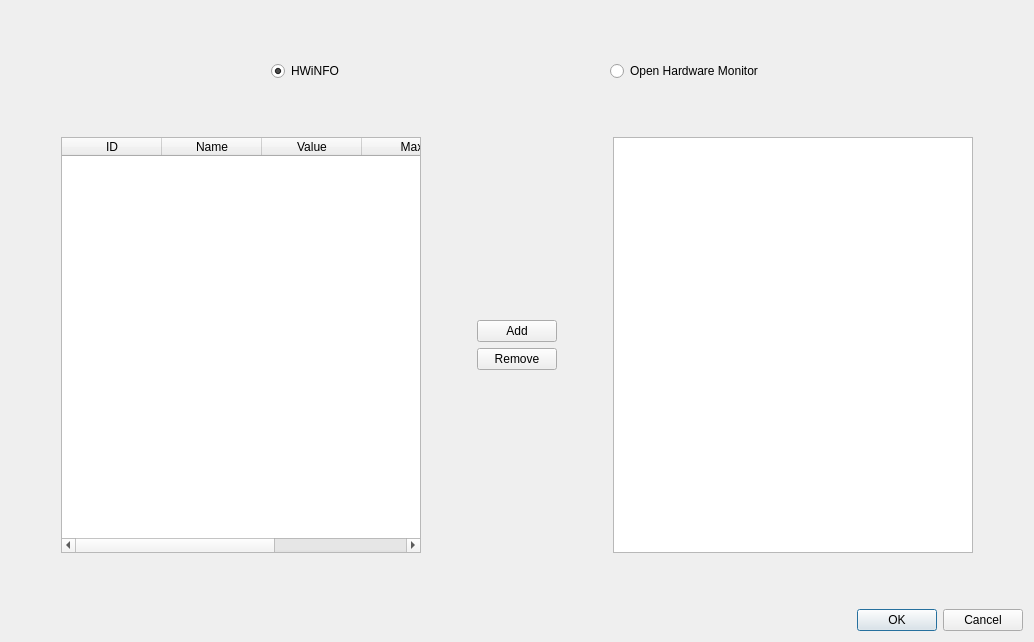
Before: the Qt Designer form Hardware Monitor Applet/GUI/DataDialog.ui in jimmyd-be/Hardware-Monitor-Applet, drawn with Qt 5.
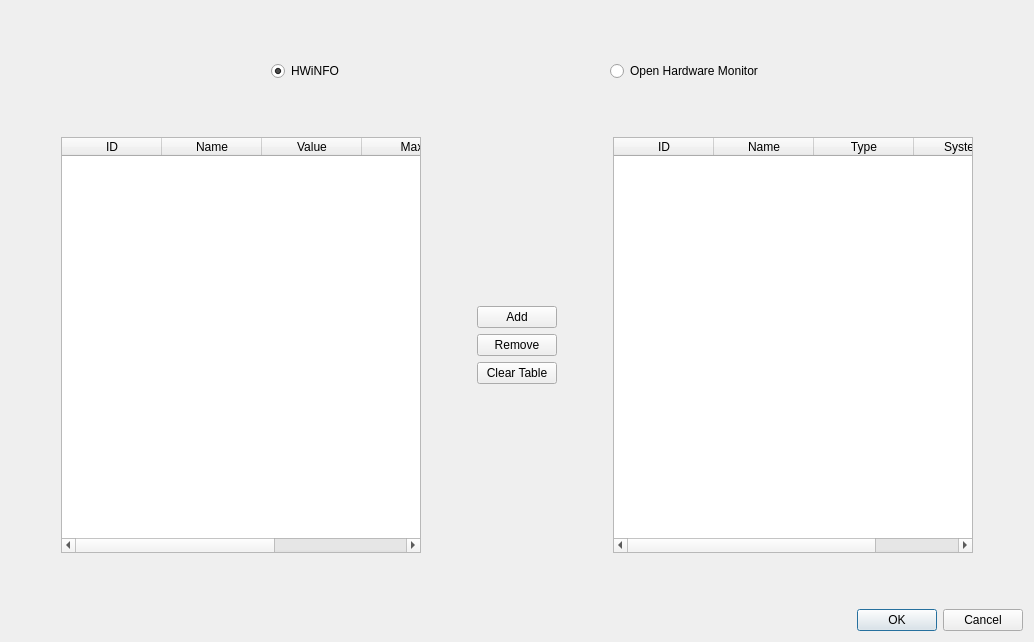
After: the same form once the commit is applied.

Patch:
```diff
--- a/Hardware Monitor Applet/GUI/DataDialog.ui
+++ b/Hardware Monitor Applet/GUI/DataDialog.ui
@@ -204,6 +204,13 @@
          </property>
         </widget>
        </item>
+       <item>
+        <widget class="QPushButton" name="clearTableButton">
+         <property name="text">
+          <string>Clear Table</string>
+         </property>
+        </widget>
+       </item>
        <item>
         <spacer name="verticalSpacer">
          <property name="orientation">
@@ -236,7 +243,40 @@
       </spacer>
      </item>
      <item>
-      <widget class="QTableWidget" name="selectedSensorTable"/>
+      <widget class="QTableWidget" name="selectedSensorTable">
+       <property name="editTriggers">
+        <set>QAbstractItemView::AnyKeyPressed|QAbstractItemView::DoubleClicked</set>
+       </property>
+       <property name="selectionMode">
+        <enum>QAbstractItemView::SingleSelection</enum>
+       </property>
+       <property name="selectionBehavior">
+        <enum>QAbstractItemView::SelectRows</enum>
+       </property>
+       <property name="textElideMode">
+        <enum>Qt::ElideLeft</enum>
+       </property>
+       <column>
+        <property name="text">
+         <string>ID</string>
+        </property>
+       </column>
+       <column>
+        <property name="text">
+         <string>Name</string>
+        </property>
+       </column>
+       <column>
+        <property name="text">
+         <string>Type</string>
+        </property>
+       </column>
+       <column>
+        <property name="text">
+         <string>System</string>
+        </property>
+       </column>
+      </widget>
      </item>
      <item>
       <spacer name="horizontalSpacer_7">
```
Left out of the diff: 3 changed lines with no effect on the pictures.
